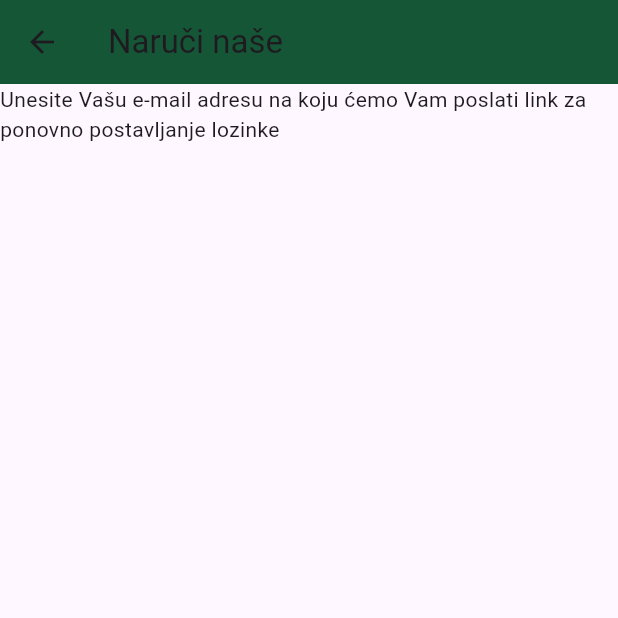
After one commit to mirkomiki/naruciekoapp, a Flutter app: the screen it shows after launch, after a tap on "Forgot password?", on a phone screen of 412 x 824 dp, the top half of it. The commit adds this screen. Run offline on Flutter 3.47's test engine with Material 3 defaults, Android fonts, the phone set to English and light mode, and no system bars; our stand-ins replace cloud_firestore, firebase_auth, firebase_core; accounts and stored records are empty.

Commit message:
forgot password basic

```diff
--- /dev/null
+++ b/lib/pages/authentication/forgot_password.dart
@@ -0,0 +1,24 @@
+import 'package:flutter/material.dart';
+import 'package:flutter/rendering.dart';
+
+class ForgotPasswordPage extends StatefulWidget {
+  const ForgotPasswordPage({Key? key}) : super(key: key);
+
+  @override
+  State<ForgotPasswordPage> createState() => _ForgotPasswordPageState();
+}
+
+class _ForgotPasswordPageState extends State<ForgotPasswordPage> {
+  @override
+  Widget build(BuildContext context) {
+    return Scaffold(
+        appBar: AppBar(
+          title: const Text('Naruči naše'),
+          backgroundColor: const Color.fromARGB(255, 21, 86, 55),
+        ),
+        body: Column(children: [
+          Text(
+              "Unesite Vašu e-mail adresu na koju ćemo Vam poslati link za ponovno postavljanje lozinke")
+        ]));
+  }
+}
--- a/lib/pages/authentication/login.dart
+++ b/lib/pages/authentication/login.dart
@@ -1,8 +1,10 @@
 import 'package:firebase_auth/firebase_auth.dart';
 import 'package:flutter/material.dart';
+import 'package:flutter/widgets.dart';
 import 'package:naruciekoapp/datatype/customButton.dart';
 import 'package:naruciekoapp/datatype/customTextField.dart';
 import 'package:naruciekoapp/datatype/squareTile.dart';
+import 'package:naruciekoapp/pages/authentication/forgot_password.dart';
 import 'package:naruciekoapp/services/auth.dart';
 
 class LoginPage extends StatefulWidget {
@@ -107,9 +109,21 @@ class _LoginPageState extends State<LoginPage> {
             child: Row(
               mainAxisAlignment: MainAxisAlignment.end,
               children: [
-                Text(
-                  'Forgot password?',
-                  style: TextStyle(color: Colors.grey[600]),
+                GestureDetector(
+                  onTap: () {
+                    Navigator.push(
+                      context,
+                      MaterialPageRoute(
+                        builder: (context) {
+                          return ForgotPasswordPage();
+                        },
+                      ),
+                    );
+                  },
+                  child: Text(
+                    'Forgot password?',
+                    style: TextStyle(color: Colors.grey[600]),
+                  ),
                 ),
               ],
             ),
--- a/lib/pages/authentication/register.dart
+++ b/lib/pages/authentication/register.dart
@@ -28,7 +28,7 @@ class _RegisterPageState extends State<RegisterPage> {
         });
     try {
       if (passwordController.text == cpasswordController.text) {
-        _auth.registerProducerWithEmailAndPassword(
+        _auth.registerWithEmailAndPassword(
             emailController.text, passwordController.text);
         Navigator.pop(context);
       } else {
```
Also changed, not shown: lib/services/auth.dart (+4 -21 lines).
